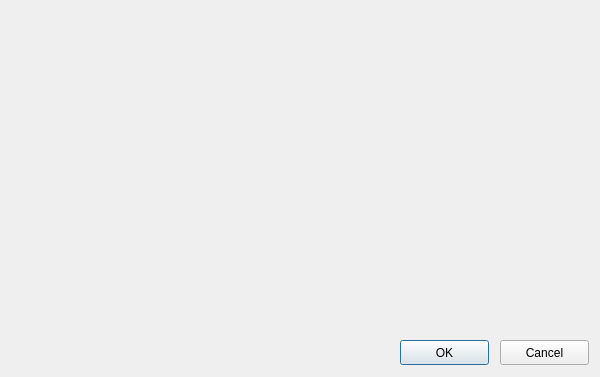
Before: the Qt Designer form components/pyIVLS_pluginloader.ui in pyIVLS/pyIVLS, drawn with Qt 5.
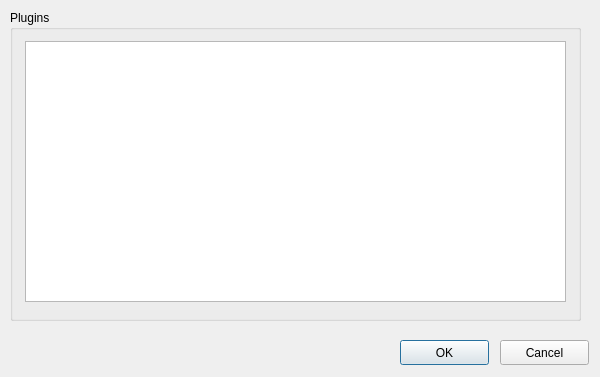
After: the same form once the commit is applied.

Patch:
```diff
--- a/components/pyIVLS_pluginloader.ui
+++ b/components/pyIVLS_pluginloader.ui
@@ -54,6 +54,32 @@
     <string>Cancel</string>
    </property>
   </widget>
+  <widget class="QGroupBox" name="groupBox">
+   <property name="geometry">
+    <rect>
+     <x>10</x>
+     <y>10</y>
+     <width>571</width>
+     <height>311</height>
+    </rect>
+   </property>
+   <property name="title">
+    <string>Plugins</string>
+   </property>
+   <widget class="QListWidget" name="listWidget">
+    <property name="geometry">
+     <rect>
+      <x>15</x>
+      <y>31</y>
+      <width>541</width>
+      <height>261</height>
+     </rect>
+    </property>
+    <property name="sortingEnabled">
+     <bool>true</bool>
+    </property>
+   </widget>
+  </widget>
  </widget>
  <resources/>
  <connections/>
```
